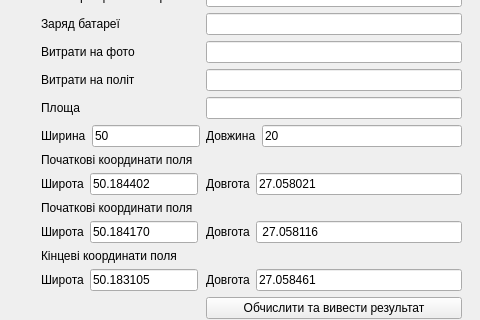
Qt form mainwindow.ui (Ap3lsin4k/old-Drone-1) before a commit; both pictures show x 0 to 480 and y 109 to 429 of the 1206 by 558 pixel window.
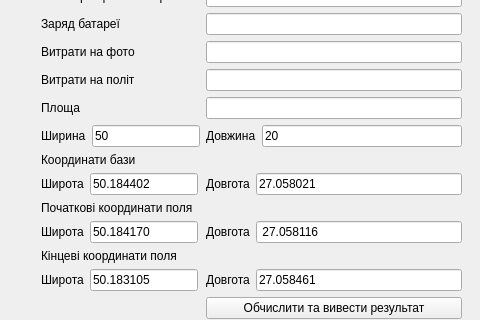
The same form after that commit.

```diff
--- a/mainwindow.ui
+++ b/mainwindow.ui
@@ -133,7 +133,7 @@
      <item row="8" column="0">
       <widget class="QLabel" name="label_20">
        <property name="text">
-        <string>Початкові координати поля</string>
+        <string>Координати бази</string>
        </property>
       </widget>
      </item>
```
